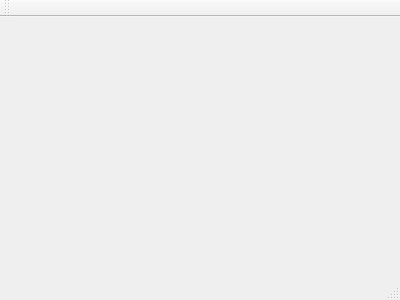
Above: customerapp.ui from kimballc/CustomerDBApp before the change. Below: the same form after it.
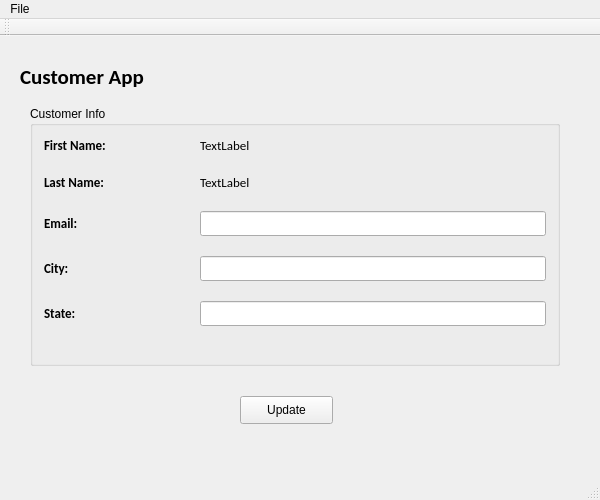
That is the form after the change.

The edit to the form file:
```diff
--- a/customerapp.ui
+++ b/customerapp.ui
@@ -1,24 +1,241 @@
 <ui version="4.0">
  <class>CustomerApp</class>
- <widget class="QMainWindow" name="CustomerApp" >
-  <property name="geometry" >
+ <widget class="QMainWindow" name="CustomerApp">
+  <property name="geometry">
    <rect>
     <x>0</x>
     <y>0</y>
-    <width>400</width>
-    <height>300</height>
+    <width>600</width>
+    <height>500</height>
    </rect>
   </property>
   <property name="windowTitle" >
    <string>CustomerApp</string>
   </property>
-  <widget class="QMenuBar" name="menuBar" />
-  <widget class="QToolBar" name="mainToolBar" />
-  <widget class="QWidget" name="centralWidget" />
-  <widget class="QStatusBar" name="statusBar" />
+  <widget class="QWidget" name="centralWidget">
+   <widget class="QLabel" name="label">
+    <property name="geometry">
+     <rect>
+      <x>20</x>
+      <y>20</y>
+      <width>161</width>
+      <height>41</height>
+     </rect>
+    </property>
+    <property name="font">
+     <font>
+      <family>Calibri</family>
+      <pointsize>16</pointsize>
+      <weight>75</weight>
+      <bold>true</bold>
+     </font>
+    </property>
+    <property name="text">
+     <string>Customer App</string>
+    </property>
+   </widget>
+   <widget class="QGroupBox" name="groupBox">
+    <property name="geometry">
+     <rect>
+      <x>30</x>
+      <y>70</y>
+      <width>530</width>
+      <height>260</height>
+     </rect>
+    </property>
+    <property name="title">
+     <string>Customer Info</string>
+    </property>
+    <layout class="QFormLayout" name="formLayout">
+     <property name="verticalSpacing">
+      <number>20</number>
+     </property>
+     <item row="0" column="0">
+      <widget class="QLabel" name="firstNameLabel">
+       <property name="minimumSize">
+        <size>
+         <width>150</width>
+         <height>0</height>
+        </size>
+       </property>
+       <property name="font">
+        <font>
+         <family>Calibri</family>
+         <pointsize>10</pointsize>
+         <weight>75</weight>
+         <bold>true</bold>
+        </font>
+       </property>
+       <property name="text">
+        <string>First Name: </string>
+       </property>
+      </widget>
+     </item>
+     <item row="0" column="1">
+      <widget class="QLabel" name="firstNameData">
+       <property name="font">
+        <font>
+         <family>Calibri</family>
+         <pointsize>10</pointsize>
+        </font>
+       </property>
+       <property name="text">
+        <string>TextLabel</string>
+       </property>
+      </widget>
+     </item>
+     <item row="1" column="0">
+      <widget class="QLabel" name="lastNameLabel">
+       <property name="font">
+        <font>
+         <family>Calibri</family>
+         <pointsize>10</pointsize>
+         <weight>75</weight>
+         <bold>true</bold>
+        </font>
+       </property>
+       <property name="text">
+        <string>Last Name:</string>
+       </property>
+      </widget>
+     </item>
+     <item row="1" column="1">
+      <widget class="QLabel" name="lastNameData">
+       <property name="font">
+        <font>
+         <family>Calibri</family>
+         <pointsize>10</pointsize>
+        </font>
+       </property>
+       <property name="text">
+        <string>TextLabel</string>
+       </property>
+      </widget>
+     </item>
+     <item row="2" column="0">
+      <widget class="QLabel" name="emailLabel">
+       <property name="font">
+        <font>
+         <family>Calibri</family>
+         <pointsize>10</pointsize>
+         <weight>75</weight>
+         <bold>true</bold>
+        </font>
+       </property>
+       <property name="text">
+        <string>Email:</string>
+       </property>
+      </widget>
+     </item>
+     <item row="2" column="1">
+      <widget class="QLineEdit" name="emailData">
+       <property name="font">
+        <font>
+         <family>Calibri</family>
+         <pointsize>10</pointsize>
+        </font>
+       </property>
+      </widget>
+     </item>
+     <item row="3" column="0">
+      <widget class="QLabel" name="cityLabel">
+       <property name="font">
+        <font>
+         <family>Calibri</family>
+         <pointsize>10</pointsize>
+         <weight>75</weight>
+         <bold>true</bold>
+        </font>
+       </property>
+       <property name="text">
+        <string>City:</string>
+       </property>
+      </widget>
+     </item>
+     <item row="3" column="1">
+      <widget class="QLineEdit" name="cityData">
+       <property name="font">
+        <font>
+         <family>Calibri</family>
+         <pointsize>10</pointsize>
+        </font>
+       </property>
+      </widget>
+     </item>
+     <item row="4" column="0">
+      <widget class="QLabel" name="stateLabel">
+       <property name="font">
+        <font>
+         <family>Calibri</family>
+         <pointsize>10</pointsize>
+         <weight>75</weight>
+         <bold>true</bold>
+        </font>
+       </property>
+       <property name="text">
+        <string>State:</string>
+       </property>
+      </widget>
+     </item>
+     <item row="4" column="1">
+      <widget class="QLineEdit" name="stateData">
+       <property name="font">
+        <font>
+         <family>Calibri</family>
+         <pointsize>10</pointsize>
+        </font>
+       </property>
+      </widget>
+     </item>
+    </layout>
+   </widget>
+   <widget class="QPushButton" name="updateButton">
+    <property name="geometry">
+     <rect>
+      <x>240</x>
+      <y>360</y>
+      <width>93</width>
+      <height>28</height>
+     </rect>
+    </property>
+    <property name="text">
+     <string>Update</string>
+    </property>
+   </widget>
+  </widget>
+  <widget class="QMenuBar" name="menuBar">
+   <property name="geometry">
+    <rect>
+     <x>0</x>
+     <y>0</y>
+     <width>600</width>
+     <height>26</height>
+    </rect>
+   </property>
+   <widget class="QMenu" name="menufile">
+    <property name="title">
+     <string>File</string>
+    </property>
+    <addaction name="actionExit"/>
+   </widget>
+   <addaction name="menufile"/>
+  </widget>
+  <widget class="QToolBar" name="mainToolBar">
+   <attribute name="toolBarArea">
+    <enum>TopToolBarArea</enum>
+   </attribute>
+   <attribute name="toolBarBreak">
+    <bool>false</bool>
+   </attribute>
+  </widget>
+  <widget class="QStatusBar" name="statusBar"/>
+  <action name="actionExit">
+   <property name="text">
+    <string>Exit</string>
+   </property>
+  </action>
  </widget>
- <layoutDefault spacing="6" margin="11" />
- <pixmapfunction></pixmapfunction>
+ <layoutdefault spacing="6" margin="11"/>
  <resources/>
  <connections/>
 </ui>
```
Left out of the diff: 3 changed lines with no effect on the pictures.
